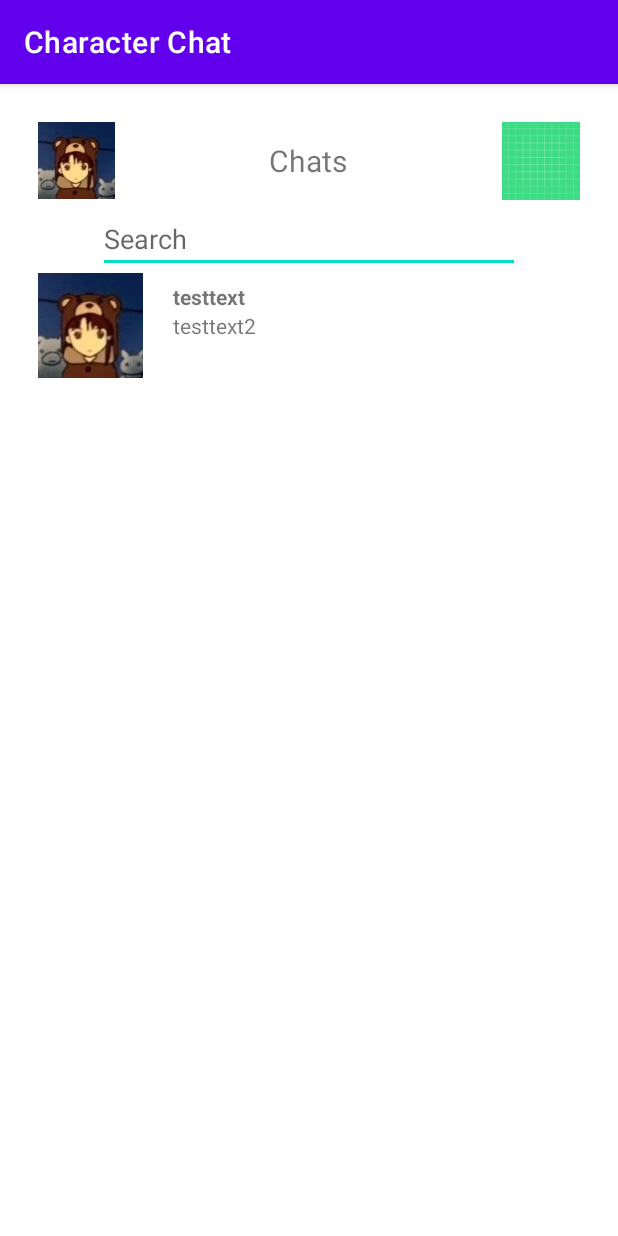
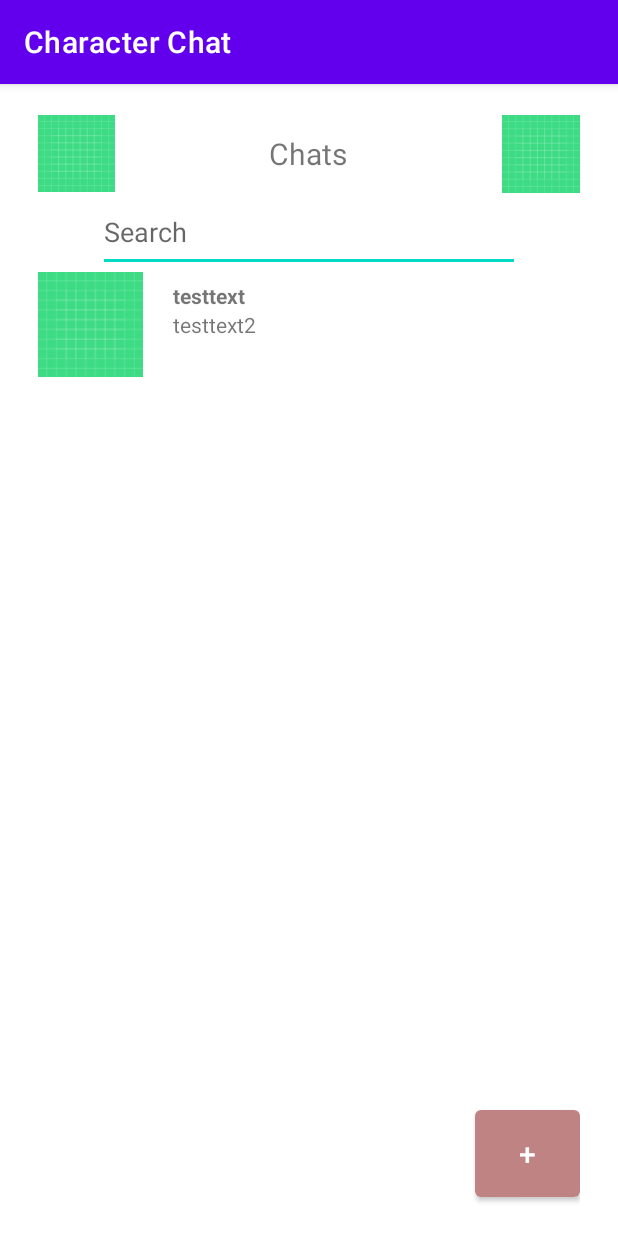
Before and after one commit to qoeru/Character-Chat, an Android app: the screen it shows after launch (MainActivity), on a phone screen of 412 x 824 dp. Run offline under Robolectric (Android 15) with nearby library versions, the phone set to English and light mode, and no system bars.

Commit message:
Первый вариант верстки главного экрана

```diff
--- a/app/src/main/res/layout/activity_main.xml
+++ b/app/src/main/res/layout/activity_main.xml
@@ -1,33 +1,34 @@
 <?xml version="1.0" encoding="utf-8"?>
 <LinearLayout xmlns:android="http://schemas.android.com/apk/res/android"
 
+    xmlns:app="http://schemas.android.com/apk/res-auto"
     android:layout_width="match_parent"
     android:layout_height="match_parent"
     android:orientation="vertical"
     android:paddingLeft="25dp"
+    android:paddingTop="20dp"
     android:paddingRight="25dp"
-    android:paddingBottom="20dp"
-    android:paddingTop="20dp">
+    android:paddingBottom="20dp">
 
     <!-- top panel with avatar, chat and settings icon-->
     <LinearLayout
         android:id="@+id/Top"
         android:layout_width="match_parent"
         android:layout_height="0dp"
-        android:layout_weight="0.7"
+        android:layout_weight="0.6"
         android:orientation="horizontal">
 
-        <ImageButton
+        <ImageView
             android:id="@+id/UserAvatar"
             android:layout_width="0dp"
             android:layout_height="match_parent"
             android:layout_weight="1"
+            android:background="@color/white"
             android:contentDescription="@string/user_s_avatar"
             android:scaleType="centerInside"
-            android:src="@drawable/user"
-            android:background="@color/white" >
+            android:src="@drawable/ic_launcher_background">
 
-        </ImageButton>
+        </ImageView>
 
 
         <TextView
@@ -43,43 +44,48 @@
         <ImageButton
             android:id="@+id/settingIcon"
             android:layout_width="0dp"
+            android:layout_height="match_parent"
             android:layout_weight="1"
-            android:layout_height="match_parent"
+            android:background="@color/white"
             android:contentDescription="@string/settings_icon"
-            android:src="@drawable/ic_launcher_background"
             android:scaleType="centerInside"
-            android:background="@color/white" >
+            android:src="@drawable/ic_launcher_background">
 
         </ImageButton>
 
     </LinearLayout>
 
+    <!--search-->
     <EditText
         android:layout_width="match_parent"
         android:layout_height="0dp"
-        android:layout_weight="0.5"
         android:layout_marginHorizontal="40dp"
+        android:layout_weight="0.6"
         android:hint="Search">
+
     </EditText>
 
+    <!--character and add-->
     <RelativeLayout
         android:layout_width="match_parent"
         android:layout_height="0dp"
-        android:layout_weight="7" >
+        android:layout_weight="7">
+
         <RelativeLayout
             android:layout_width="match_parent"
-            android:layout_height="70dp" >
-            <ImageButton
+            android:layout_height="70dp">
+
+            <ImageView
                 android:id="@+id/CharacterAvatar"
                 android:layout_width="70dp"
                 android:layout_height="70dp"
+                android:layout_alignParentLeft="true"
+                android:background="@color/white"
                 android:contentDescription="@string/user_s_avatar"
-                android:scaleType="centerInside"
-                android:src="@drawable/user"
-                android:background="@color/white"
-                android:layout_alignParentLeft="true"
-                >
-            </ImageButton>
+                android:scaleType="fitCenter"
+                android:src="@drawable/ic_launcher_background">
+
+            </ImageView>
 
             <TextView
                 android:id="@+id/CharacterName"
@@ -88,7 +94,6 @@
                 android:layout_above="@id/CharacterMessage"
                 android:layout_marginHorizontal="20dp"
                 android:layout_toRightOf="@id/CharacterAvatar"
-                android:autoText="false"
                 android:text="testtext"
                 android:textStyle="bold">
 
@@ -98,14 +103,25 @@
                 android:id="@+id/CharacterMessage"
                 android:layout_width="wrap_content"
                 android:layout_height="wrap_content"
+                android:layout_centerVertical="true"
+                android:layout_marginHorizontal="20dp"
                 android:layout_toRightOf="@id/CharacterAvatar"
-                android:layout_marginHorizontal="20dp"
-                android:layout_centerVertical="true"
                 android:text="testtext2">
+
             </TextView>
 
         </RelativeLayout>
 
+        <Button
+            android:layout_width="70dp"
+            android:layout_height="70dp"
+            android:layout_alignParentRight="true"
+            android:layout_alignParentBottom="true"
+            android:text="+"
+            android:textSize="20dp"
+            app:backgroundTint="#BF8383">
+
+        </Button>
 
     </RelativeLayout>
 
```
Also changed, not shown: app/src/main/res/drawable/add.xml (added, +14 -0 lines), app/src/main/res/drawable/settings.xml (added, +16 -0 lines), app/src/main/ray-playstore.png (added), app/src/main/res/drawable/1.jpg (deleted), app/src/main/res/drawable/ray.png (added).
